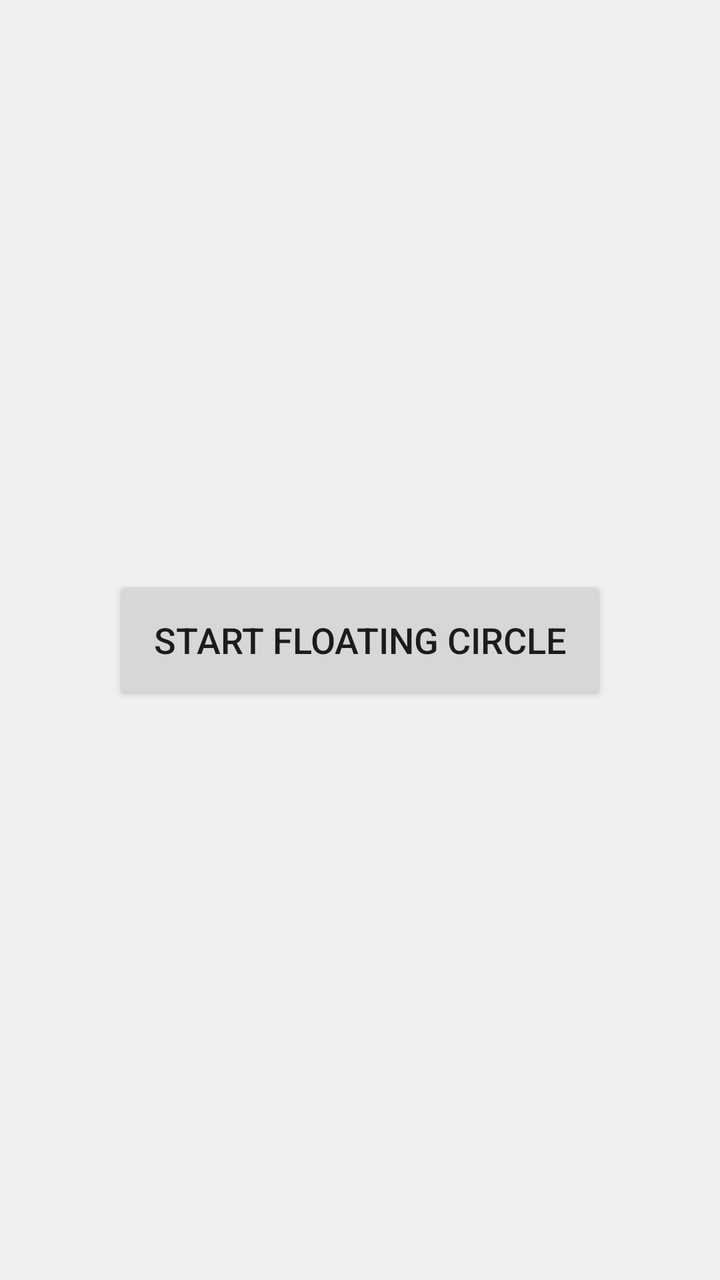
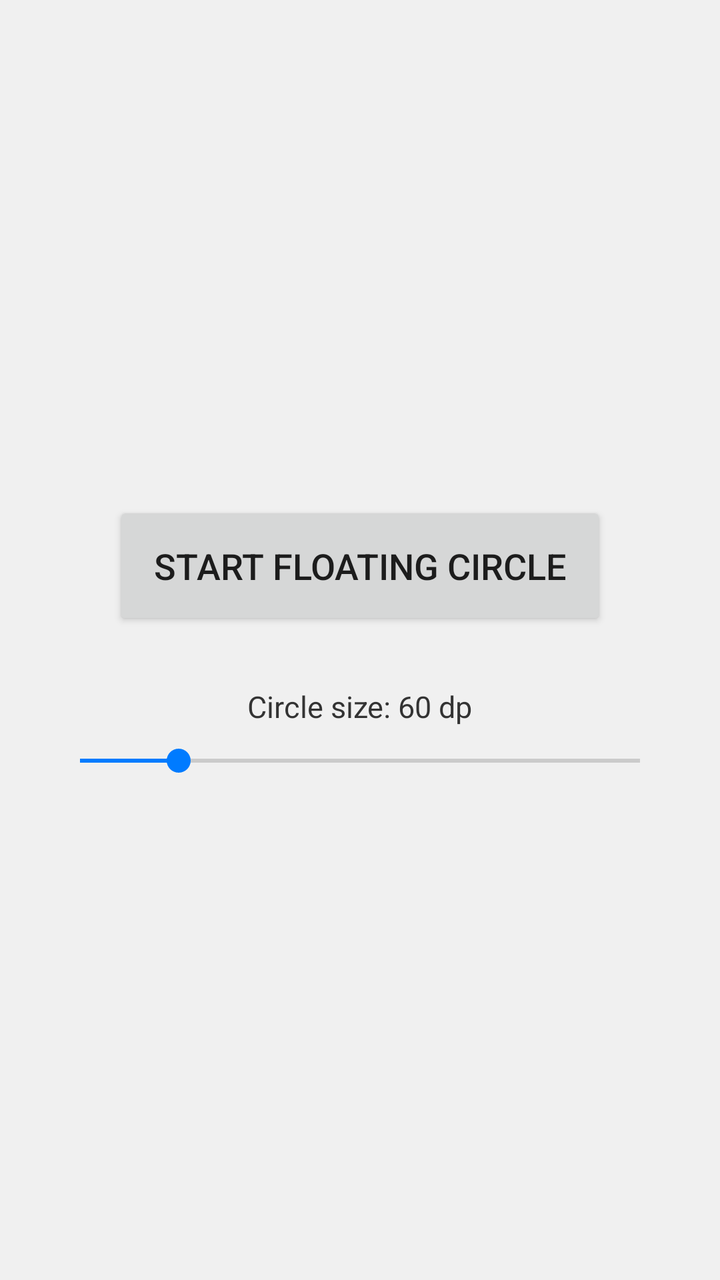

The first picture is an Android layout as it rendered before a commit; the second is the same layout after the commit. The layout source and the unified diff follow.
<!-- AndroidManifest.xml: application theme android:Theme.Material.Light -->
<!-- res/layout/activity_main.xml -->
<?xml version="1.0" encoding="utf-8"?>
<LinearLayout xmlns:android="http://schemas.android.com/apk/res/android"
    android:layout_width="match_parent"
    android:layout_height="match_parent"
    android:gravity="center"
    android:orientation="vertical"
    android:background="#F0F0F0">

    <Button
        android:id="@+id/startBtn"
        android:layout_width="wrap_content"
        android:layout_height="wrap_content"
        android:text="Start Floating Circle"
        android:textSize="18sp"
        android:padding="20dp"/>
</LinearLayout>
<!-- resources referenced by this layout -->
<resources>

</resources>

<!-- the commit's change to res/layout/activity_main.xml (unified diff, before → after) -->
@@ -4,7 +4,8 @@
     android:layout_height="match_parent"
     android:gravity="center"
     android:orientation="vertical"
-    android:background="#F0F0F0">
+    android:background="#F0F0F0"
+    android:padding="24dp">
 
     <Button
         android:id="@+id/startBtn"
@@ -13,4 +14,23 @@
         android:text="Start Floating Circle"
         android:textSize="18sp"
         android:padding="20dp"/>
+
+    <TextView
+        android:id="@+id/sizeLabel"
+        android:layout_width="wrap_content"
+        android:layout_height="wrap_content"
+        android:layout_marginTop="28dp"
+        android:text="Circle size: 60 dp"
+        android:textSize="15sp"
+        android:textColor="#333333"/>
+
+    <SeekBar
+        android:id="@+id/sizeSeek"
+        android:layout_width="match_parent"
+        android:layout_height="wrap_content"
+        android:layout_marginTop="8dp"
+        android:max="170"
+        android:progress="30"
+        android:progressTint="#007bff"
+        android:thumbTint="#007bff"/>
 </LinearLayout>
